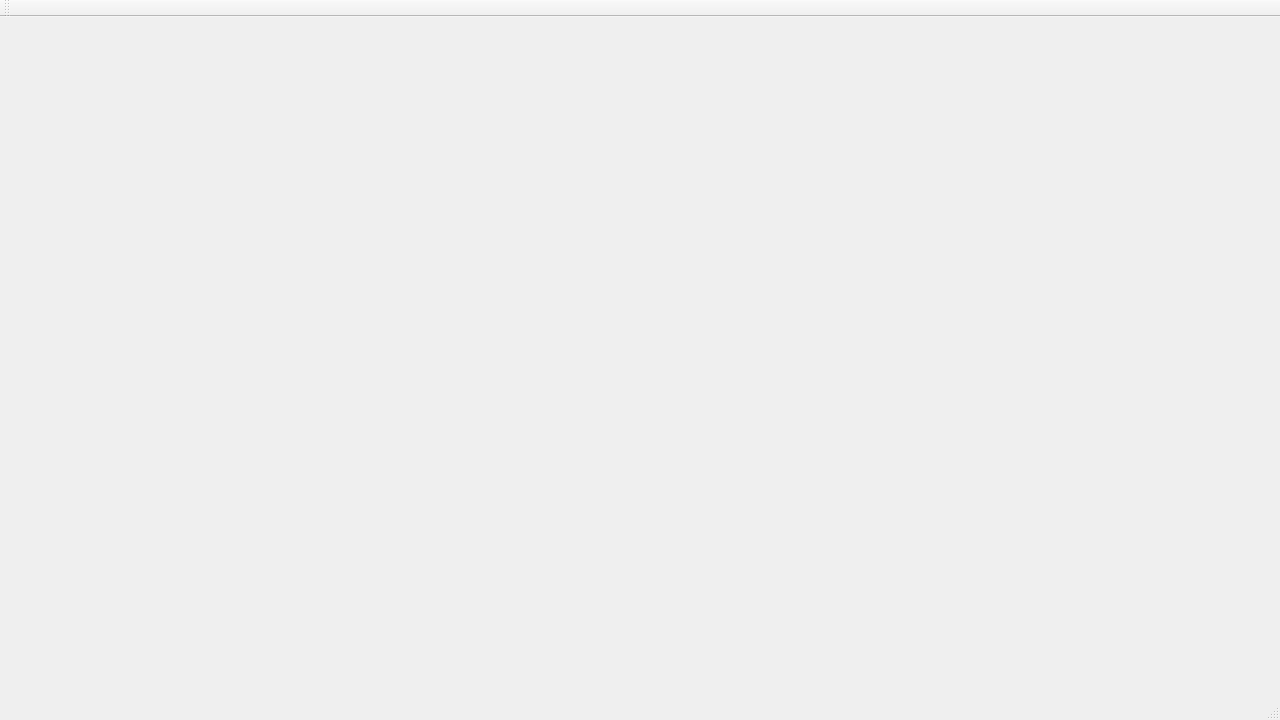
The window that Ui/AoRGhostManager.ui (burninrubber0/AoRGhostManager) describes before a commit, drawn with Qt 5.
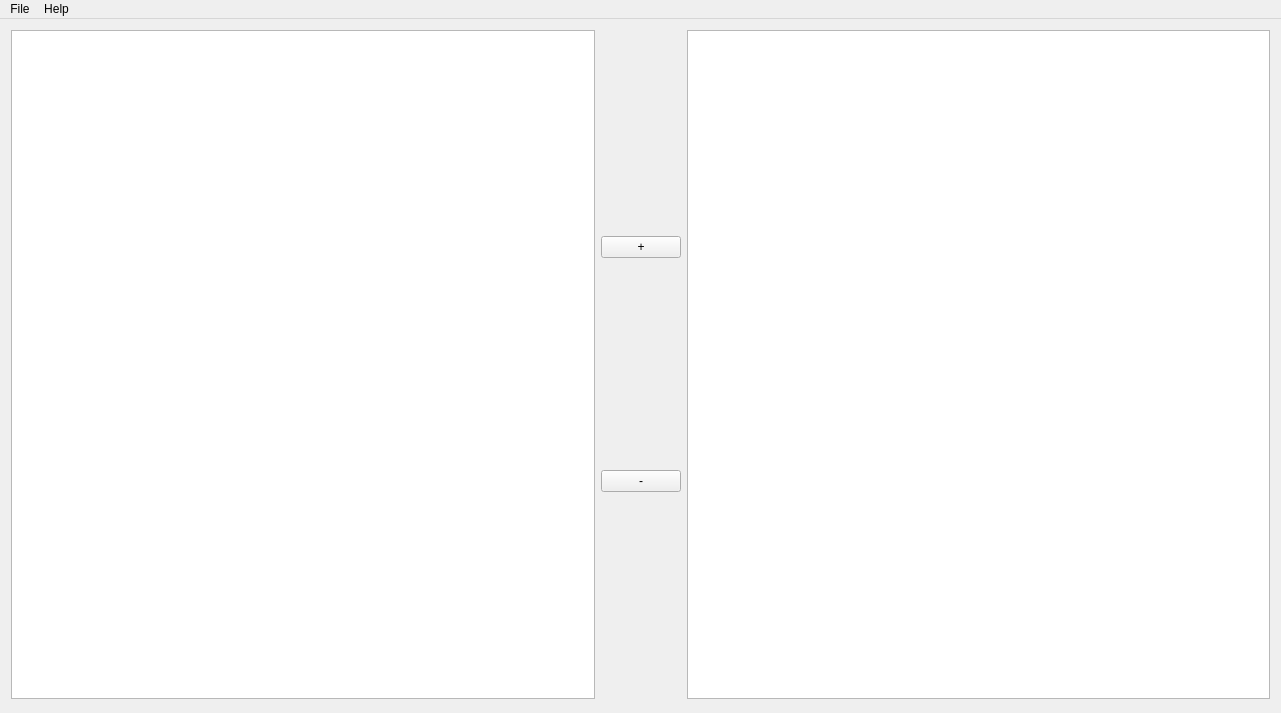
The same window after the commit. Icons and pictures are not drawn.

The edit to the form file:
```diff
--- a/Ui/AoRGhostManager.ui
+++ b/Ui/AoRGhostManager.ui
@@ -6,33 +6,139 @@
    <rect>
     <x>0</x>
     <y>0</y>
-    <width>1280</width>
-    <height>720</height>
+    <width>1281</width>
+    <height>713</height>
    </rect>
   </property>
   <property name="windowTitle">
    <string>Ghost Manager</string>
   </property>
-  <widget class="QWidget" name="centralWidget"/>
+  <property name="windowIcon">
+   <iconset resource="AoRGhostManager.qrc">
+    <normaloff>:/AoRGhostManager/agm_icon.ico</normaloff>:/AoRGhostManager/agm_icon.ico</iconset>
+  </property>
+  <widget class="QWidget" name="centralWidget">
+   <widget class="QWidget" name="horizontalLayoutWidget">
+    <property name="geometry">
+     <rect>
+      <x>0</x>
+      <y>0</y>
+      <width>1281</width>
+      <height>691</height>
+     </rect>
+    </property>
+    <layout class="QHBoxLayout" name="horizontalLayout">
+     <item>
+      <widget class="QTableWidget" name="ghostsLeft">
+       <property name="acceptDrops">
+        <bool>true</bool>
+       </property>
+       <property name="editTriggers">
+        <set>QAbstractItemView::NoEditTriggers</set>
+       </property>
+       <property name="selectionMode">
+        <enum>QAbstractItemView::ExtendedSelection</enum>
+       </property>
+       <property name="selectionBehavior">
+        <enum>QAbstractItemView::SelectRows</enum>
+       </property>
+      </widget>
+     </item>
+     <item>
+      <layout class="QVBoxLayout" name="verticalLayout">
+       <item>
+        <widget class="QPushButton" name="btnAddGhosts">
+         <property name="text">
+          <string>+</string>
+         </property>
+        </widget>
+       </item>
+       <item>
+        <widget class="QPushButton" name="btnRemoveGhosts">
+         <property name="text">
+          <string>-</string>
+         </property>
+        </widget>
+       </item>
+      </layout>
+     </item>
+     <item>
+      <widget class="QTableWidget" name="ghostsRight">
+       <property name="acceptDrops">
+        <bool>true</bool>
+       </property>
+       <property name="editTriggers">
+        <set>QAbstractItemView::NoEditTriggers</set>
+       </property>
+       <property name="selectionMode">
+        <enum>QAbstractItemView::ExtendedSelection</enum>
+       </property>
+       <property name="selectionBehavior">
+        <enum>QAbstractItemView::SelectRows</enum>
+       </property>
+      </widget>
+     </item>
+    </layout>
+   </widget>
+  </widget>
   <widget class="QMenuBar" name="menuBar">
    <property name="geometry">
     <rect>
      <x>0</x>
      <y>0</y>
-     <width>1280</width>
-     <height>21</height>
+     <width>1281</width>
+     <height>22</height>
     </rect>
    </property>
+   <widget class="QMenu" name="menuFile">
+    <property name="title">
+     <string>File</string>
+    </property>
+    <addaction name="actionOpen"/>
+    <addaction name="actionSave"/>
+    <addaction name="actionSaveAs"/>
+    <addaction name="actionExit"/>
+   </widget>
+   <widget class="QMenu" name="menuHelp">
+    <property name="title">
+     <string>Help</string>
+    </property>
+    <addaction name="actionAbout"/>
+   </widget>
+   <addaction name="menuFile"/>
+   <addaction name="menuHelp"/>
   </widget>
-  <widget class="QToolBar" name="mainToolBar">
-   <attribute name="toolBarArea">
-    <enum>TopToolBarArea</enum>
-   </attribute>
-   <attribute name="toolBarBreak">
+  <action name="actionExit">
+   <property name="text">
+    <string>Exit</string>
+   </property>
+  </action>
+  <action name="actionOpen">
+   <property name="text">
+    <string>Open</string>
+   </property>
+  </action>
+  <action name="actionSave">
+   <property name="enabled">
     <bool>false</bool>
-   </attribute>
-  </widget>
-  <widget class="QStatusBar" name="statusBar"/>
+   </property>
+   <property name="text">
+    <string>Save</string>
+   </property>
+  </action>
+  <action name="actionSaveAs">
+   <property name="enabled">
+    <bool>false</bool>
+   </property>
+   <property name="text">
+    <string>Save As</string>
+   </property>
+  </action>
+  <action name="actionAbout">
+   <property name="text">
+    <string>About</string>
+   </property>
+  </action>
  </widget>
  <layoutdefault spacing="6" margin="11"/>
  <resources>
```
